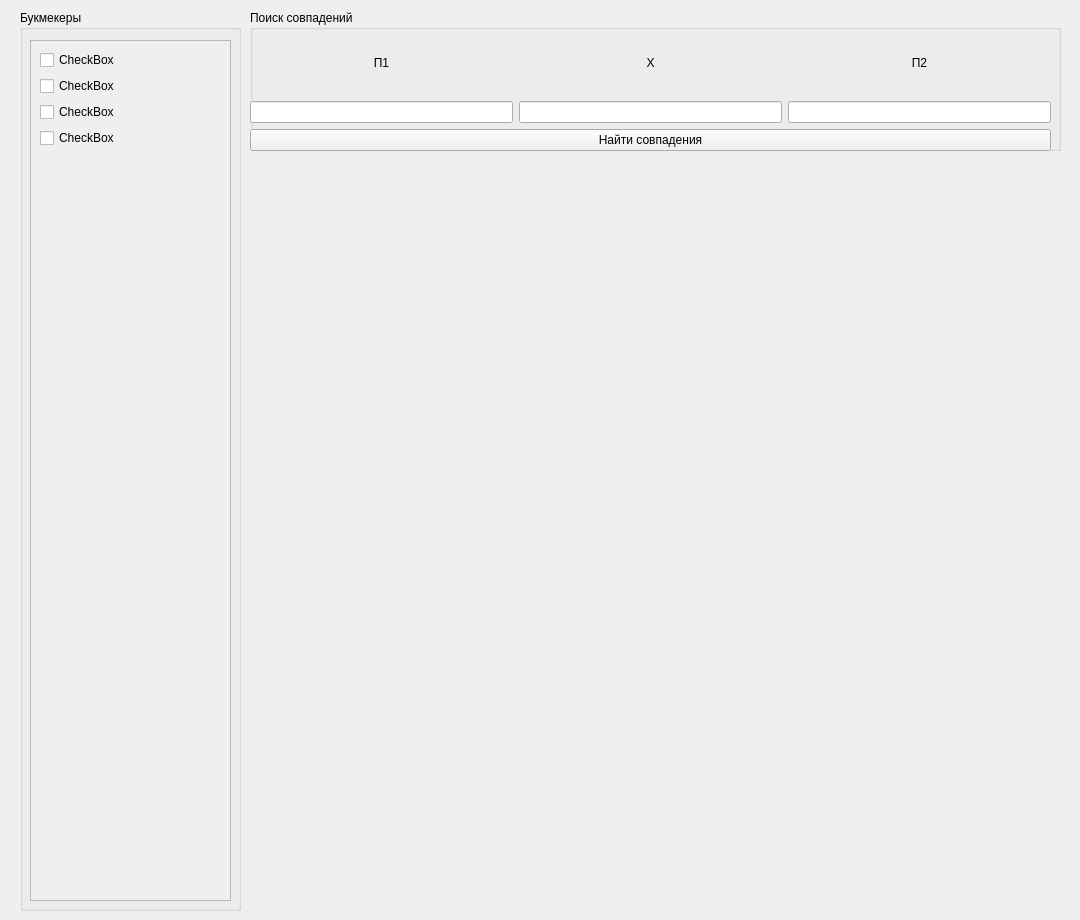
Before: the Qt Designer form design.ui in isys35/oddsportal_parser, drawn with Qt 5.
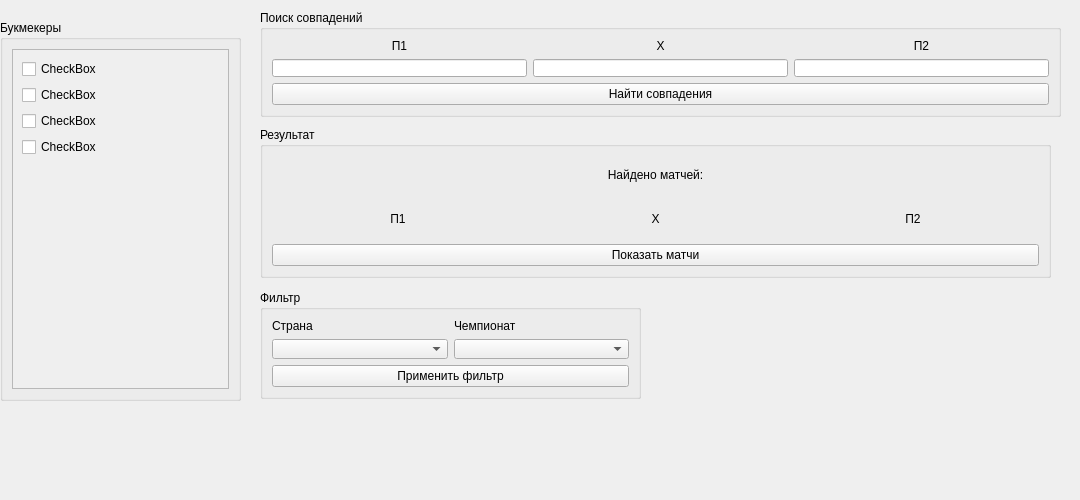
After: the same form once the commit is applied.

```diff
--- a/design.ui
+++ b/design.ui
@@ -7,19 +7,19 @@
     <x>0</x>
     <y>0</y>
     <width>1080</width>
-    <height>920</height>
+    <height>500</height>
    </rect>
   </property>
   <property name="minimumSize">
    <size>
     <width>1080</width>
-    <height>920</height>
+    <height>500</height>
    </size>
   </property>
   <property name="maximumSize">
    <size>
     <width>1080</width>
-    <height>920</height>
+    <height>500</height>
    </size>
   </property>
   <property name="windowTitle">
@@ -29,24 +29,18 @@
    <widget class="QGroupBox" name="groupBox">
     <property name="geometry">
      <rect>
-      <x>20</x>
-      <y>10</y>
-      <width>221</width>
-      <height>901</height>
+      <x>0</x>
+      <y>20</y>
+      <width>241</width>
+      <height>381</height>
      </rect>
     </property>
     <property name="title">
      <string>Букмекеры</string>
     </property>
+    <layout class="QVBoxLayout" name="verticalLayout_13">
+     <item>
     <widget class="QScrollArea" name="scrollArea">
-     <property name="geometry">
-      <rect>
-       <x>10</x>
-       <y>30</y>
-       <width>201</width>
-       <height>861</height>
-      </rect>
-     </property>
      <property name="widgetResizable">
       <bool>true</bool>
      </property>
@@ -55,8 +49,8 @@
        <rect>
         <x>0</x>
         <y>0</y>
-        <width>199</width>
-        <height>859</height>
+          <width>219</width>
+          <height>346</height>
        </rect>
       </property>
       <layout class="QVBoxLayout" name="verticalLayout">
@@ -94,28 +88,23 @@
       </layout>
      </widget>
     </widget>
+     </item>
+    </layout>
    </widget>
    <widget class="QGroupBox" name="groupBox_2">
     <property name="geometry">
      <rect>
-      <x>250</x>
+      <x>260</x>
       <y>10</y>
-      <width>811</width>
-      <height>141</height>
-     </rect>
-    </property>
-    <property name="title">
-     <string>Поиск совпадений</string>
-    </property>
-    <widget class="QWidget" name="verticalLayoutWidget_2">
-     <property name="geometry">
-      <rect>
-       <x>0</x>
-       <y>20</y>
        <width>801</width>
-       <height>121</height>
-      </rect>
-     </property>
+      <height>107</height>
+     </rect>
+    </property>
+    <property name="title">
+     <string>Поиск совпадений</string>
+    </property>
+    <layout class="QVBoxLayout" name="verticalLayout_7">
+     <item>
      <layout class="QVBoxLayout" name="verticalLayout_2">
       <item>
        <layout class="QHBoxLayout" name="horizontalLayout">
@@ -180,7 +169,140 @@
        </widget>
       </item>
      </layout>
-    </widget>
+     </item>
+    </layout>
+   </widget>
+   <widget class="QGroupBox" name="groupBox_3">
+    <property name="geometry">
+     <rect>
+      <x>260</x>
+      <y>127</y>
+      <width>791</width>
+      <height>151</height>
+     </rect>
+    </property>
+    <property name="title">
+     <string>Результат</string>
+    </property>
+    <layout class="QVBoxLayout" name="verticalLayout_8">
+     <item>
+      <layout class="QVBoxLayout" name="verticalLayout_3">
+       <item>
+        <widget class="QLabel" name="label">
+         <property name="text">
+          <string>Найдено матчей:</string>
+         </property>
+         <property name="alignment">
+          <set>Qt::AlignCenter</set>
+         </property>
+        </widget>
+       </item>
+       <item>
+        <layout class="QHBoxLayout" name="horizontalLayout_2">
+         <item>
+          <widget class="QLabel" name="label_6">
+           <property name="text">
+            <string>П1</string>
+           </property>
+           <property name="alignment">
+            <set>Qt::AlignCenter</set>
+           </property>
+          </widget>
+         </item>
+         <item>
+          <widget class="QLabel" name="label_5">
+           <property name="text">
+            <string>X</string>
+           </property>
+           <property name="alignment">
+            <set>Qt::AlignCenter</set>
+           </property>
+          </widget>
+         </item>
+         <item>
+          <widget class="QLabel" name="label_7">
+           <property name="text">
+            <string>П2</string>
+           </property>
+           <property name="alignment">
+            <set>Qt::AlignCenter</set>
+           </property>
+          </widget>
+         </item>
+        </layout>
+       </item>
+       <item>
+        <widget class="QPushButton" name="pushButton_2">
+         <property name="text">
+          <string>Показать матчи</string>
+         </property>
+        </widget>
+       </item>
+      </layout>
+     </item>
+    </layout>
+   </widget>
+   <widget class="QGroupBox" name="groupBox_4">
+    <property name="geometry">
+     <rect>
+      <x>260</x>
+      <y>290</y>
+      <width>381</width>
+      <height>109</height>
+     </rect>
+    </property>
+    <property name="title">
+     <string>Фильтр</string>
+    </property>
+    <layout class="QVBoxLayout" name="verticalLayout_12">
+     <item>
+      <layout class="QVBoxLayout" name="verticalLayout_11">
+       <item>
+        <layout class="QHBoxLayout" name="horizontalLayout_4">
+         <item>
+          <layout class="QHBoxLayout" name="horizontalLayout_3">
+           <item>
+            <layout class="QVBoxLayout" name="verticalLayout_9">
+             <item>
+              <widget class="QLabel" name="label_8">
+               <property name="text">
+                <string>Страна</string>
+               </property>
+              </widget>
+             </item>
+             <item>
+              <widget class="QComboBox" name="comboBox"/>
+             </item>
+            </layout>
+           </item>
+          </layout>
+         </item>
+         <item>
+          <layout class="QVBoxLayout" name="verticalLayout_10">
+           <item>
+            <widget class="QLabel" name="label_9">
+             <property name="text">
+              <string>Чемпионат</string>
+             </property>
+            </widget>
+           </item>
+           <item>
+            <widget class="QComboBox" name="comboBox_2"/>
+           </item>
+          </layout>
+         </item>
+        </layout>
+       </item>
+       <item>
+        <widget class="QPushButton" name="pushButton_3">
+         <property name="text">
+          <string>Применить фильтр</string>
+         </property>
+        </widget>
+       </item>
+      </layout>
+     </item>
+    </layout>
    </widget>
   </widget>
  </widget>
```
Lines whose indentation alone changed are shown as unchanged.
